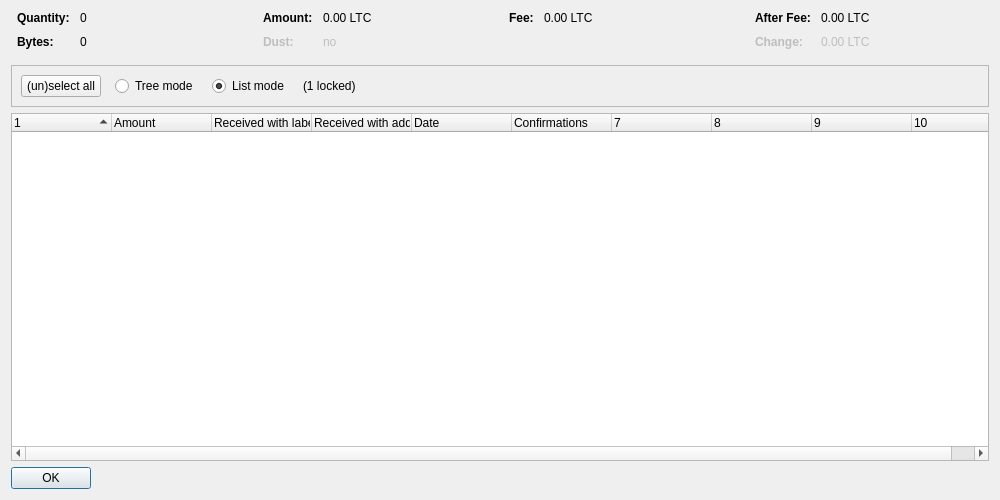
This is src/qt/forms/coincontroldialog.ui in minblock/telnetcoin as Qt 5 draws it before an edit. The edited form follows.
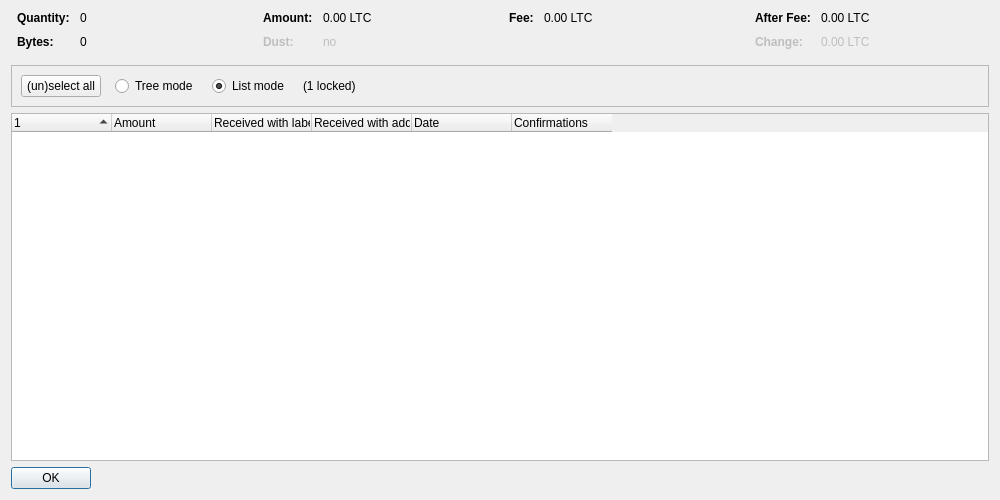
This is the edited form. Custom widgets are drawn as their Qt base class.

What changed in the file:
```diff
--- a/src/qt/forms/coincontroldialog.ui
+++ b/src/qt/forms/coincontroldialog.ui
@@ -402,7 +402,7 @@
       <bool>false</bool>
      </property>
      <property name="columnCount">
-      <number>10</number>
+      <number>6</number>
      </property>
      <attribute name="headerShowSortIndicator" stdset="0">
       <bool>true</bool>
```
